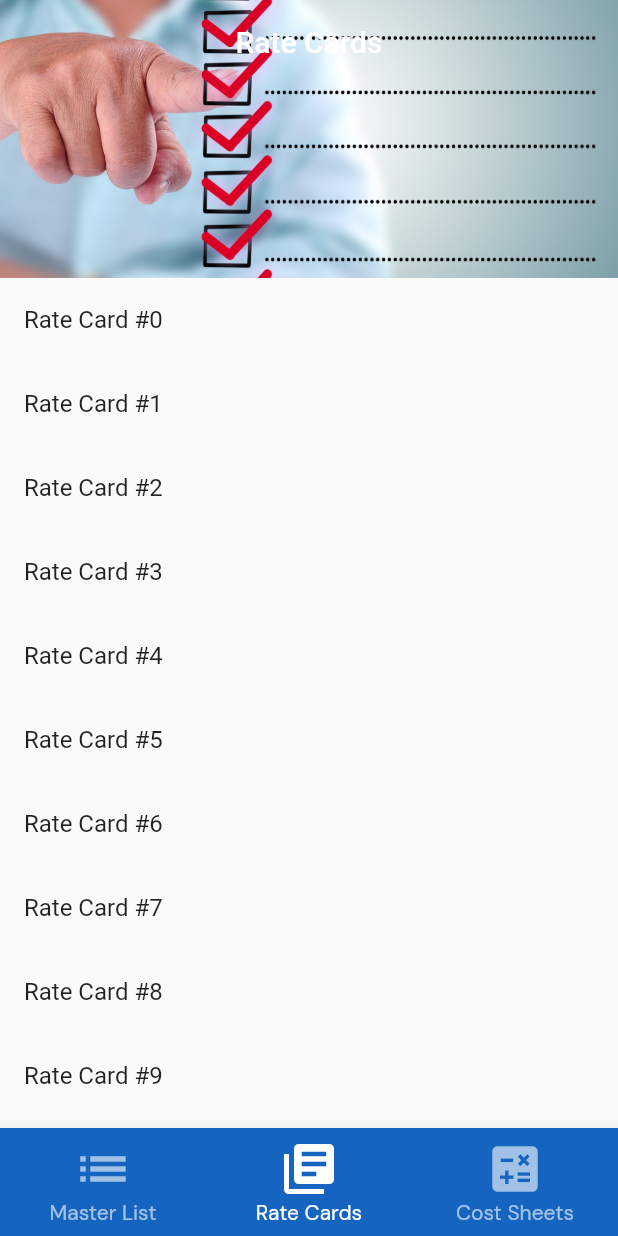
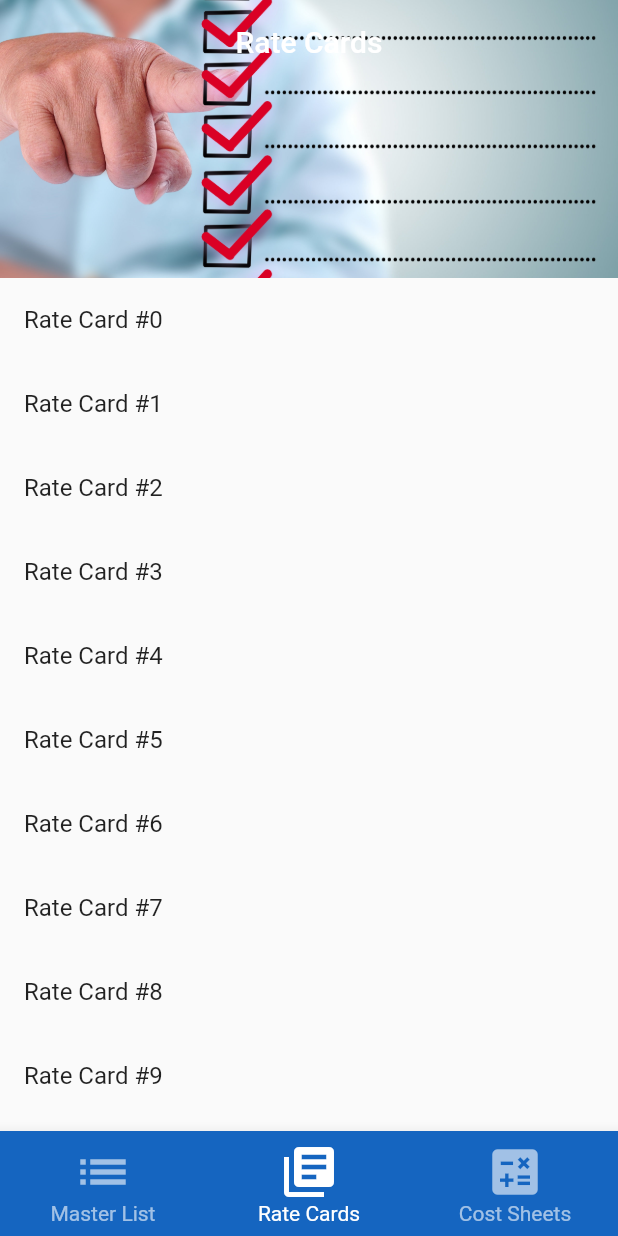
Before and after one commit to bertbloem/simulator, a Flutter app: the screen it shows after launch, item 2 of the bottom bar chosen, on a phone screen of 412 x 824 dp. Run offline on Flutter 3.47's test engine with Material 2 defaults, Android fonts, the light colour scheme and no system bars; our stand-ins replace expansion_tile_card, google_fonts.

Commit message:
Aryash commit

```diff
--- a/lib/main.dart
+++ b/lib/main.dart
@@ -36,7 +36,7 @@ class _MyAppState extends State<MyApp> {
           MasterListData(), // => RETURNS, CREATES, PROVIDES MASTERLISTDATA OBJECT
       child: MaterialApp(
         theme: ThemeData(
-          textTheme: GoogleFonts.dmSansTextTheme()
+          textTheme: GoogleFonts.robotoTextTheme()
         ),
         home: Scaffold(
           backgroundColor: Colors.white,
```
